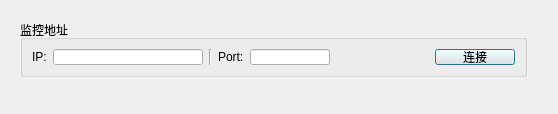
Before: the Qt Designer form rt_monitor/connect_dialog.ui in superfire/ge_monitor, drawn with Qt 5.
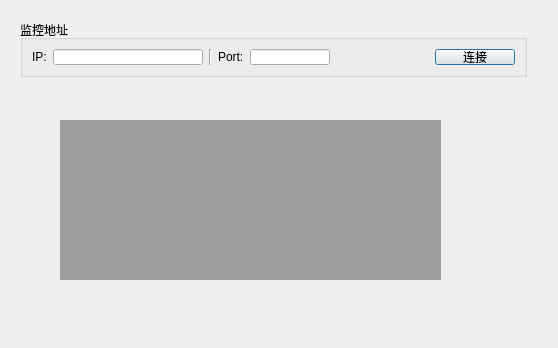
After: the same form once the commit is applied.

```diff
--- a/rt_monitor/connect_dialog.ui
+++ b/rt_monitor/connect_dialog.ui
@@ -10,7 +10,7 @@
     <x>0</x>
     <y>0</y>
     <width>558</width>
-    <height>114</height>
+    <height>348</height>
    </rect>
   </property>
   <property name="windowTitle">
@@ -153,6 +153,16 @@
     </item>
    </layout>
   </widget>
+  <widget class="QMdiArea" name="mdiArea">
+   <property name="geometry">
+    <rect>
+     <x>60</x>
+     <y>120</y>
+     <width>381</width>
+     <height>160</height>
+    </rect>
+   </property>
+  </widget>
  </widget>
  <resources/>
  <connections/>
```
